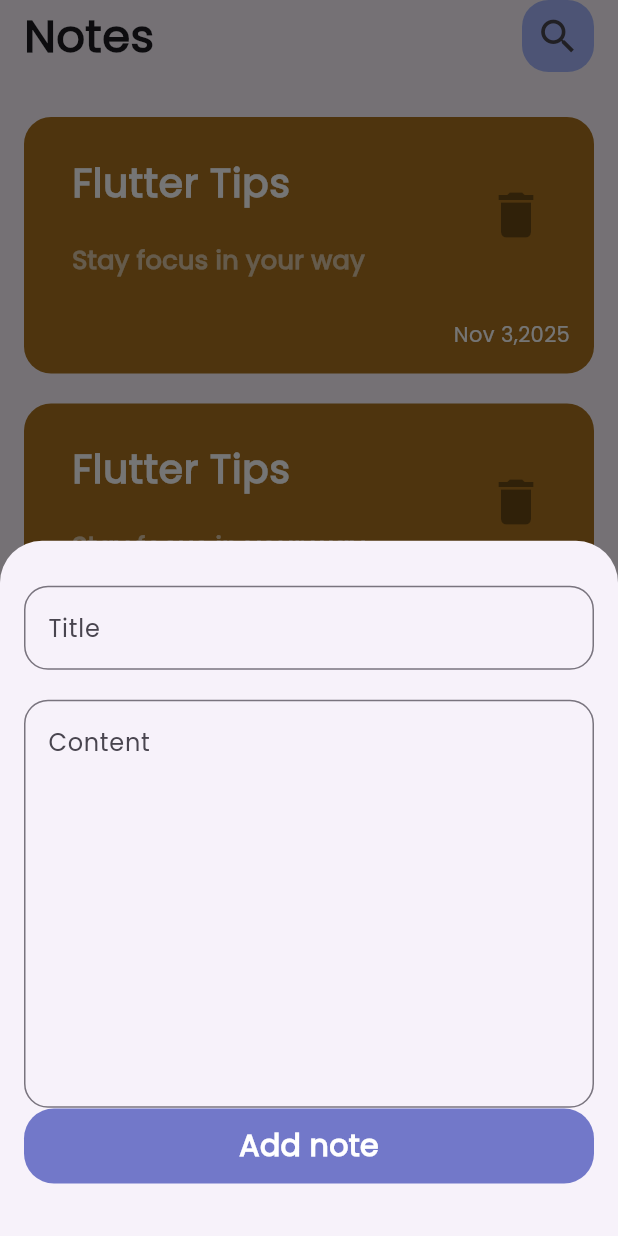
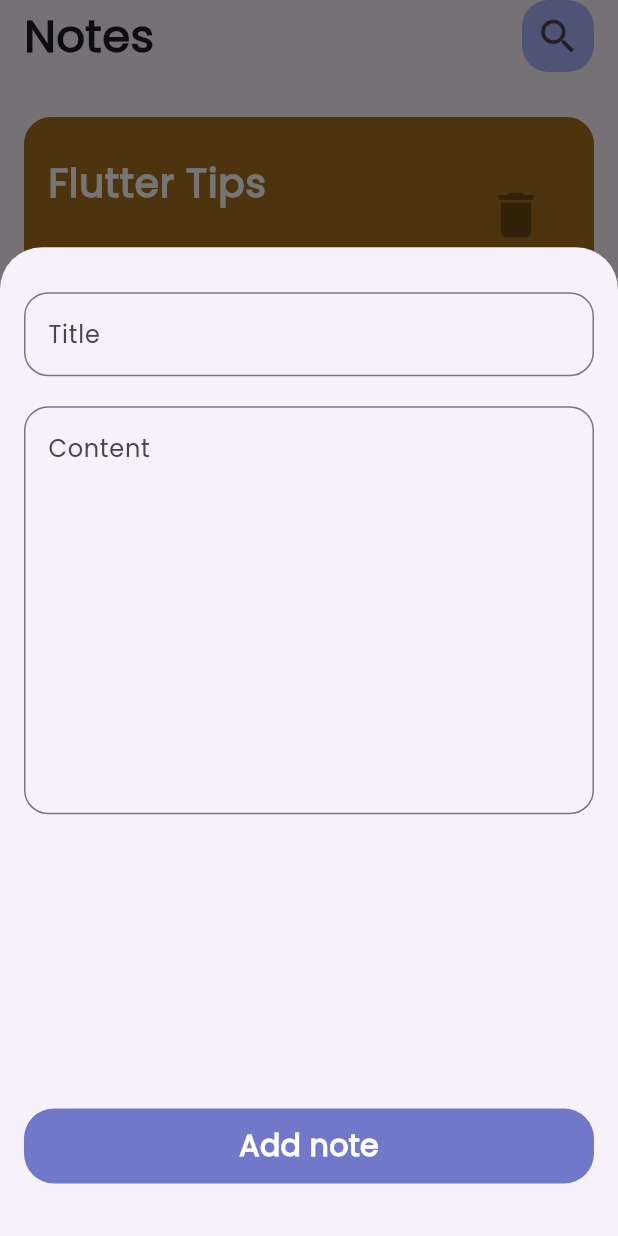
Before and after one commit to HazemEl-masry/notes_app, a Flutter app: the screen it shows after launch, after a tap on the "add" icon, on a phone screen of 412 x 824 dp. Run offline on Flutter 3.47's test engine with Material 3 defaults, Android fonts, the phone set to English and light mode, and no system bars.

Commit message:
resize bottom sheet

```diff
--- a/lib/widgets/custom_bottom_sheet.dart
+++ b/lib/widgets/custom_bottom_sheet.dart
@@ -20,7 +20,10 @@ class CustomBottomSheet extends StatelessWidget {
           const SizedBox(height: 20.0),
           CustomField(hintText: "Content", maxLines: 10, onChanged: (data) {}),
           const Spacer(),
-          const CustomButton(),
+          CustomButton(
+            text: "Add Note",
+            onTap: () {},
+          ),
         ],
       ),
     );
--- a/lib/widgets/custom_button.dart
+++ b/lib/widgets/custom_button.dart
@@ -1,12 +1,14 @@
 import 'package:flutter/material.dart';
 
 class CustomButton extends StatelessWidget {
-  const CustomButton({super.key});
+  const CustomButton({super.key, required this.text,required this.onTap});
+  final String text;
+  final Function()? onTap;
 
   @override
   Widget build(BuildContext context) {
     return GestureDetector(
-      onTap: () {},
+      onTap: onTap,
       child: Container(
         height: 50,
         width: double.infinity,
--- a/lib/widgets/note_item.dart
+++ b/lib/widgets/note_item.dart
@@ -10,7 +10,7 @@ class NoteItem extends StatelessWidget {
         color: const Color.fromARGB(255, 170, 114, 30),
         borderRadius: BorderRadius.circular(18.0),
       ),
-      padding: const EdgeInsets.only(top: 16.0,bottom: 16.0,left: 16.0),
+      padding: const EdgeInsets.only(top: 16.0,bottom: 16.0),
       child: Column(
         crossAxisAlignment: CrossAxisAlignment.end,
         children: [
@@ -18,7 +18,7 @@ class NoteItem extends StatelessWidget {
             title: const Padding(
               padding: EdgeInsets.only(bottom: 20.0),
               child: Text(
-                maxLines: 1,
+                maxLines: 2,
                 overflow: TextOverflow.ellipsis,
                 "Flutter Tips",
                 style: TextStyle(
--- a/lib/widgets/notes_body.dart
+++ b/lib/widgets/notes_body.dart
@@ -12,6 +12,7 @@ class NotesBody extends StatelessWidget {
       floatingActionButton: FloatingActionButton(
         onPressed: () {
           showModalBottomSheet(
+            scrollControlDisabledMaxHeightRatio: 0.80,
             context: context, builder: (context) {
             return const CustomBottomSheet();
           },
```
